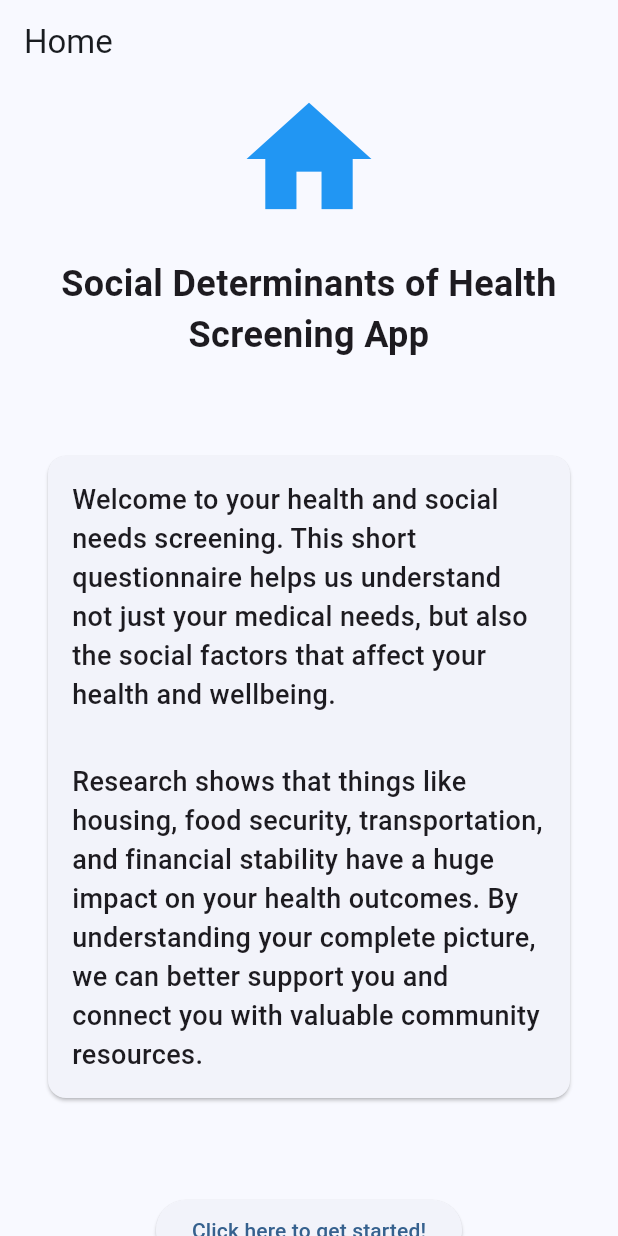
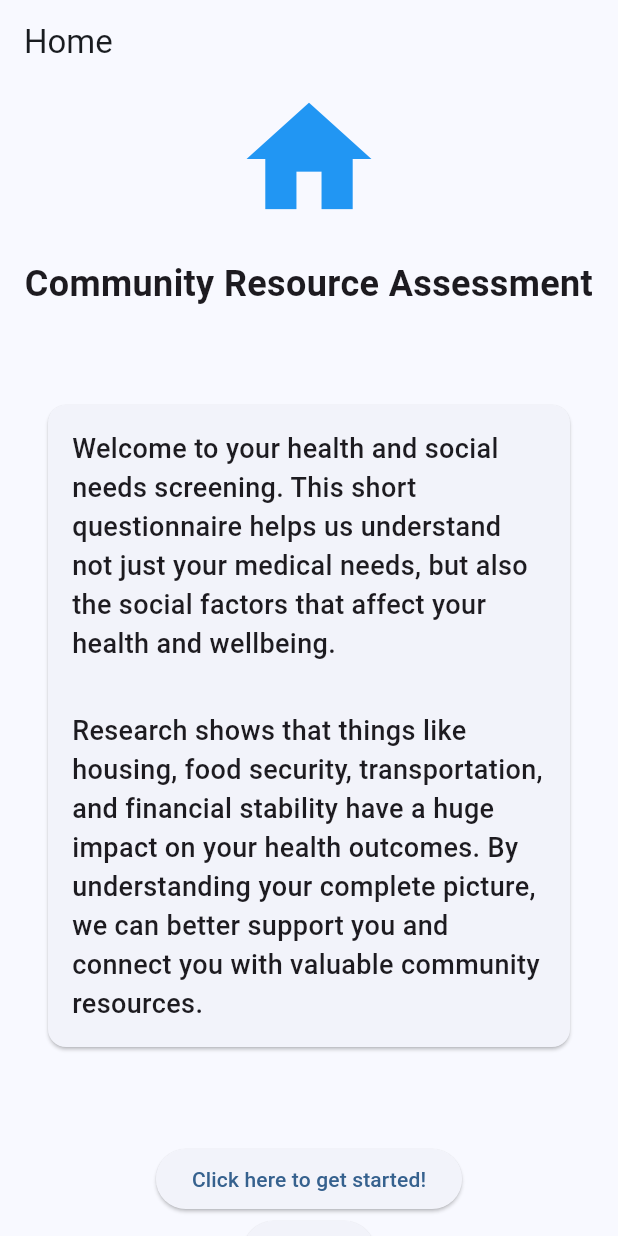
Before and after one commit to stephen-hartshorne/firebase-flutter-kata, a Flutter app: the screen it shows after launch, on a phone screen of 412 x 824 dp. Run offline on Flutter 3.47's test engine with Material 3 defaults, Android fonts, the phone set to English and light mode, and no system bars; our stand-ins replace cloud_firestore, firebase_core, google_fonts; accounts and stored records are empty.

Commit message:
more styling adjustments

```diff
--- a/lib/features/home/pages/home_page.dart
+++ b/lib/features/home/pages/home_page.dart
@@ -16,12 +16,14 @@ class HomePage extends StatelessWidget {
             const Icon(Icons.home, size: 100, color: Colors.blue),
             const SizedBox(height: 16),
             const Text(
-              'Social Determinants of Health Screening App',
+              'Community Resource Assessment',
               style: TextStyle(fontSize: 24, fontWeight: FontWeight.bold),
               textAlign: TextAlign.center,
             ),
             const SizedBox(height: 32),
-            const Card(
+            const SizedBox(
+              width: 800,
+              child: const Card(
               margin: EdgeInsets.all(32),
               child: Padding(
                 padding: EdgeInsets.all(16),
@@ -45,6 +47,7 @@ class HomePage extends StatelessWidget {
                   ],
                 ),
               ),
+            )
             ),
             const SizedBox(height: 32),
             ElevatedButton.icon(
@@ -55,6 +58,14 @@ class HomePage extends StatelessWidget {
               },
               label: const Text('Click here to get started!'),
             ),
+            ElevatedButton.icon(
+              onPressed: () {
+                Navigator.of(context).push(
+                  MaterialPageRoute(builder: (context) => QuestionnairePage()),
+                );
+              },
+              label: const Text('debug'),
+            ),
           ],
         ),
       ),
```
Also changed, not shown: lib/shared/widgets/questionnaire_form.dart (+4 -4 lines).
